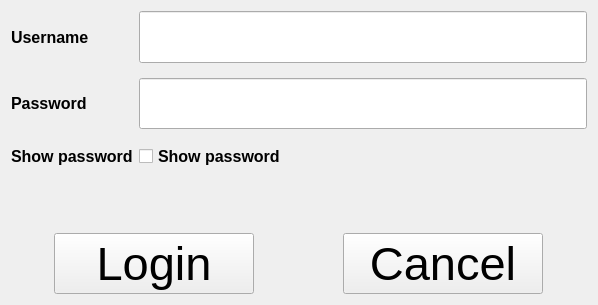
The window that forms/login_GUI.ui (nasserahmed96/invoces_manager) describes before a commit, drawn with Qt 5.
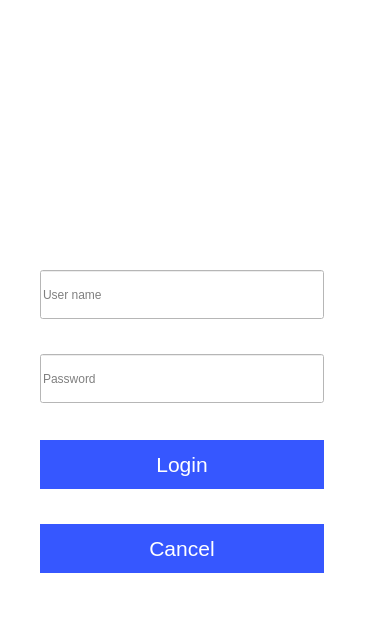
The same window after the commit. Icons and pictures are not drawn.

Commit message: Split the Database operations from the forms, refactoring main window GUI

The edit to the form file:
```diff
--- a/forms/login_GUI.ui
+++ b/forms/login_GUI.ui
@@ -6,10 +6,28 @@
    <rect>
     <x>0</x>
     <y>0</y>
-    <width>598</width>
-    <height>305</height>
+    <width>382</width>
+    <height>627</height>
    </rect>
   </property>
+  <property name="sizePolicy">
+   <sizepolicy hsizetype="Fixed" vsizetype="Fixed">
+    <horstretch>0</horstretch>
+    <verstretch>0</verstretch>
+   </sizepolicy>
+  </property>
+  <property name="minimumSize">
+   <size>
+    <width>382</width>
+    <height>627</height>
+   </size>
+  </property>
+  <property name="maximumSize">
+   <size>
+    <width>382</width>
+    <height>627</height>
+   </size>
+  </property>
   <property name="windowTitle">
    <string>Form</string>
   </property>
@@ -20,192 +38,228 @@
   <property name="windowOpacity">
    <double>9.000000000000000</double>
   </property>
-  <layout class="QVBoxLayout" name="verticalLayout">
-   <item>
-    <layout class="QFormLayout" name="formLayout">
-     <property name="verticalSpacing">
-      <number>15</number>
-     </property>
-     <item row="0" column="0">
-      <widget class="QLabel" name="username_label">
-       <property name="sizePolicy">
-        <sizepolicy hsizetype="Preferred" vsizetype="Expanding">
-         <horstretch>0</horstretch>
-         <verstretch>0</verstretch>
-        </sizepolicy>
-       </property>
-       <property name="font">
-        <font>
-         <pointsize>12</pointsize>
-         <weight>75</weight>
-         <bold>true</bold>
-        </font>
-       </property>
-       <property name="text">
-        <string>Username</string>
-       </property>
-      </widget>
-     </item>
-     <item row="0" column="1">
-      <widget class="QLineEdit" name="usernameLineEdit">
+  <property name="autoFillBackground">
+   <bool>false</bool>
+  </property>
+  <property name="styleSheet">
+   <string notr="true">background:rgb(255, 255, 255);</string>
+  </property>
+  <widget class="QLabel" name="label">
+   <property name="geometry">
+    <rect>
+     <x>90</x>
+     <y>40</y>
+     <width>191</width>
+     <height>191</height>
+    </rect>
+   </property>
        <property name="sizePolicy">
-        <sizepolicy hsizetype="Expanding" vsizetype="Minimum">
+    <sizepolicy hsizetype="Fixed" vsizetype="Fixed">
          <horstretch>0</horstretch>
          <verstretch>0</verstretch>
         </sizepolicy>
        </property>
-      </widget>
-     </item>
-     <item row="1" column="0">
-      <widget class="QLabel" name="password_label">
-       <property name="sizePolicy">
-        <sizepolicy hsizetype="Preferred" vsizetype="Expanding">
-         <horstretch>0</horstretch>
-         <verstretch>0</verstretch>
-        </sizepolicy>
-       </property>
-       <property name="font">
-        <font>
-         <pointsize>12</pointsize>
-         <weight>75</weight>
-         <bold>true</bold>
-        </font>
+   <property name="minimumSize">
+    <size>
+     <width>191</width>
+     <height>191</height>
+    </size>
+   </property>
+   <property name="maximumSize">
+    <size>
+     <width>191</width>
+     <height>191</height>
+    </size>
        </property>
        <property name="text">
-        <string>Password</string>
-       </property>
-      </widget>
-     </item>
-     <item row="1" column="1">
-      <widget class="QLineEdit" name="passwordLineEdit">
-       <property name="sizePolicy">
-        <sizepolicy hsizetype="Expanding" vsizetype="Expanding">
-         <horstretch>0</horstretch>
-         <verstretch>0</verstretch>
-        </sizepolicy>
-       </property>
-       <property name="echoMode">
-        <enum>QLineEdit::Password</enum>
-       </property>
-      </widget>
-     </item>
-     <item row="2" column="1">
-      <widget class="QCheckBox" name="show_password_cb">
-       <property name="font">
-        <font>
-         <pointsize>12</pointsize>
-         <weight>75</weight>
-         <bold>true</bold>
-        </font>
-       </property>
-       <property name="text">
-        <string>Show password</string>
-       </property>
-      </widget>
-     </item>
-     <item row="2" column="0">
-      <widget class="QLabel" name="show_password_label">
-       <property name="font">
-        <font>
-         <pointsize>12</pointsize>
-         <weight>75</weight>
-         <bold>true</bold>
-        </font>
-       </property>
-       <property name="text">
-        <string>Show password</string>
-       </property>
-      </widget>
-     </item>
-    </layout>
-   </item>
-   <item>
-    <spacer name="verticalSpacer">
-     <property name="orientation">
-      <enum>Qt::Vertical</enum>
-     </property>
-     <property name="sizeType">
-      <enum>QSizePolicy::Preferred</enum>
-     </property>
-     <property name="sizeHint" stdset="0">
-      <size>
-       <width>20</width>
-       <height>58</height>
-      </size>
-     </property>
-    </spacer>
-   </item>
-   <item>
-    <layout class="QHBoxLayout" name="horizontalLayout">
+    <string/>
+   </property>
+   <property name="pixmap">
+    <pixmap resource="../resources.qrc">:/icons/Icons/profile.png</pixmap>
+   </property>
+   <property name="scaledContents">
+    <bool>true</bool>
+   </property>
+  </widget>
+  <widget class="QWidget" name="layoutWidget">
+   <property name="geometry">
+    <rect>
+     <x>40</x>
+     <y>440</y>
+     <width>286</width>
+     <height>135</height>
+    </rect>
+   </property>
+   <layout class="QVBoxLayout" name="buttons_layout">
+    <property name="spacing">
+     <number>35</number>
+    </property>
      <item>
       <widget class="QPushButton" name="login_btn">
        <property name="sizePolicy">
-        <sizepolicy hsizetype="Preferred" vsizetype="Preferred">
+       <sizepolicy hsizetype="Fixed" vsizetype="Fixed">
          <horstretch>0</horstretch>
          <verstretch>0</verstretch>
         </sizepolicy>
        </property>
+      <property name="minimumSize">
+       <size>
+        <width>284</width>
+        <height>49</height>
+       </size>
+      </property>
        <property name="maximumSize">
         <size>
-         <width>200</width>
-         <height>200</height>
+        <width>284</width>
+        <height>49</height>
         </size>
        </property>
        <property name="font">
         <font>
-         <pointsize>35</pointsize>
-        </font>
-       </property>
+        <pointsize>16</pointsize>
+        <underline>false</underline>
+        <strikeout>false</strikeout>
+       </font>
+      </property>
+      <property name="autoFillBackground">
+       <bool>false</bool>
+      </property>
+      <property name="styleSheet">
+       <string notr="true"> background-color: #3657FF;
+  border: none;
+  color: white;
+  text-align: center;
+  text-decoration: none;
+</string>
+      </property>
        <property name="text">
         <string>Login</string>
        </property>
-      </widget>
-     </item>
-     <item>
-      <spacer name="horizontalSpacer">
-       <property name="orientation">
-        <enum>Qt::Horizontal</enum>
-       </property>
-       <property name="sizeType">
-        <enum>QSizePolicy::Fixed</enum>
-       </property>
-       <property name="sizeHint" stdset="0">
-        <size>
-         <width>40</width>
-         <height>20</height>
-        </size>
-       </property>
-      </spacer>
-     </item>
+      <property name="flat">
+       <bool>false</bool>
+      </property>
+     </widget>
+    </item>
      <item>
       <widget class="QPushButton" name="cancel_btn">
        <property name="sizePolicy">
-        <sizepolicy hsizetype="Preferred" vsizetype="Preferred">
+       <sizepolicy hsizetype="Fixed" vsizetype="Fixed">
          <horstretch>0</horstretch>
          <verstretch>0</verstretch>
         </sizepolicy>
        </property>
+      <property name="minimumSize">
+       <size>
+        <width>284</width>
+        <height>49</height>
+       </size>
+      </property>
        <property name="maximumSize">
         <size>
-         <width>200</width>
-         <height>200</height>
+        <width>284</width>
+        <height>49</height>
         </size>
        </property>
        <property name="font">
         <font>
-         <pointsize>35</pointsize>
-        </font>
-       </property>
+        <pointsize>16</pointsize>
+        <underline>false</underline>
+        <strikeout>false</strikeout>
+       </font>
+      </property>
+      <property name="autoFillBackground">
+       <bool>false</bool>
+      </property>
+      <property name="styleSheet">
+       <string notr="true"> background-color: #3657FF;
+  border: none;
+  color: white;
+  text-align: center;
+  text-decoration: none;
+</string>
+      </property>
        <property name="text">
         <string>Cancel</string>
        </property>
+      <property name="flat">
+       <bool>false</bool>
+      </property>
       </widget>
      </item>
     </layout>
-   </item>
-  </layout>
- </widget>
- <resources/>
+  </widget>
+  <widget class="QWidget" name="layoutWidget">
+   <property name="geometry">
+    <rect>
+     <x>40</x>
+     <y>270</y>
+     <width>286</width>
+     <height>135</height>
+    </rect>
+   </property>
+   <layout class="QVBoxLayout" name="lineedit_layout">
+    <property name="spacing">
+     <number>35</number>
+    </property>
+    <item>
+     <widget class="QLineEdit" name="usernameLineEdit">
+      <property name="sizePolicy">
+       <sizepolicy hsizetype="Fixed" vsizetype="Fixed">
+        <horstretch>0</horstretch>
+        <verstretch>0</verstretch>
+       </sizepolicy>
+      </property>
+      <property name="minimumSize">
+       <size>
+        <width>284</width>
+        <height>49</height>
+       </size>
+      </property>
+      <property name="maximumSize">
+       <size>
+        <width>284</width>
+        <height>49</height>
+       </size>
+      </property>
+      <property name="placeholderText">
+       <string>User name</string>
+      </property>
+     </widget>
+    </item>
+    <item>
+     <widget class="QLineEdit" name="passwordLineEdit">
+      <property name="sizePolicy">
+       <sizepolicy hsizetype="Fixed" vsizetype="Fixed">
+        <horstretch>0</horstretch>
+        <verstretch>0</verstretch>
+       </sizepolicy>
+      </property>
+      <property name="minimumSize">
+       <size>
+        <width>284</width>
+        <height>49</height>
+       </size>
+      </property>
+      <property name="maximumSize">
+       <size>
+        <width>284</width>
+        <height>49</height>
+       </size>
+      </property>
+      <property name="echoMode">
+       <enum>QLineEdit::Password</enum>
+      </property>
+      <property name="placeholderText">
+       <string>Password</string>
+      </property>
+     </widget>
+    </item>
+   </layout>
+  </widget>
+ </widget>
+ <resources>
+  <include location="../resources.qrc"/>
+ </resources>
  <connections>
   <connection>
    <sender>cancel_btn</sender>
```
Lines whose indentation alone changed are shown as unchanged. The commit also changes 136 other files.
